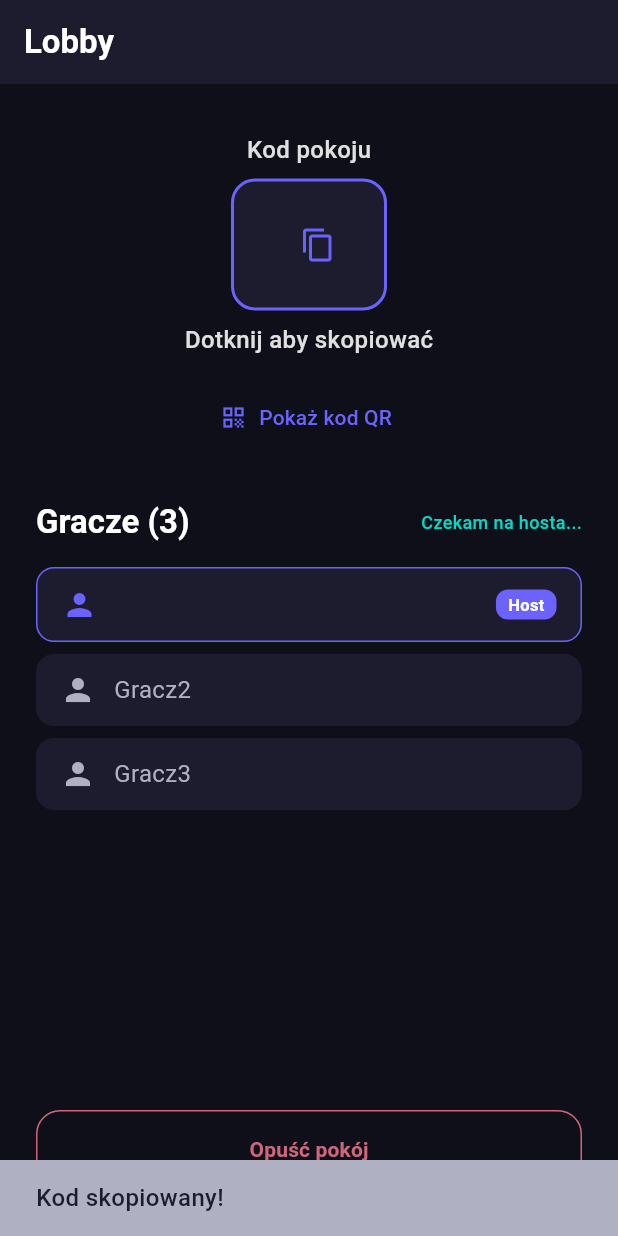
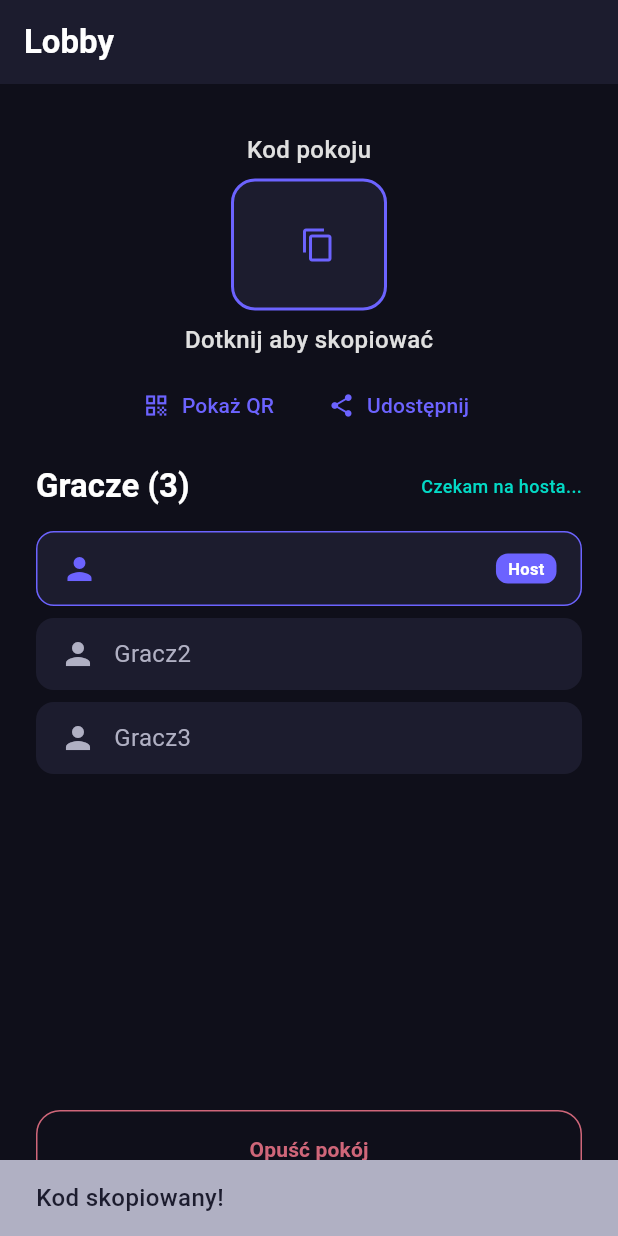
Before and after one commit to WCiovh/triviagame_flutter, a Flutter app: the LobbyScreen screen opened directly with empty values, after a tap on the "content copy" icon, on a phone screen of 412 x 824 dp. Run offline on Flutter 3.47's test engine with Material 3 defaults, Android fonts, the phone set to English and light mode, and no system bars; our stand-ins replace go_router, qr_flutter, share_plus.

Commit message:
feat: implementacja share kodu pokoju

```diff
--- a/lib/screens/room/lobby_screen.dart
+++ b/lib/screens/room/lobby_screen.dart
@@ -2,6 +2,7 @@
 import 'package:flutter/services.dart';
 import 'package:go_router/go_router.dart';
 import 'package:triviagame_flutter/widgets/qr_widget.dart';
+import 'package:share_plus/share_plus.dart';
 
 class LobbyScreen extends StatefulWidget {
   final String roomCode;
@@ -20,14 +21,12 @@
 }
 
 class _LobbyScreenState extends State<LobbyScreen> {
-  // Mockowane dane graczy
   final List<String> _players = [];
 
   @override
   void initState() {
     super.initState();
     _players.add(widget.nickname);
-    // Mockujemy dołączanie graczy po chwili
     Future.delayed(const Duration(seconds: 2), () {
       if (mounted) setState(() => _players.addAll(['Gracz2', 'Gracz3']));
     });
@@ -35,9 +34,17 @@
 
   void _copyCode() {
     Clipboard.setData(ClipboardData(text: widget.roomCode));
-    ScaffoldMessenger.of(
-      context,
-    ).showSnackBar(const SnackBar(content: Text('Kod skopiowany!')));
+    ScaffoldMessenger.of(context).showSnackBar(
+      const SnackBar(content: Text('Kod skopiowany!')),
+    );
+  }
+
+  void _shareCode() {
+    SharePlus.instance.share(
+      ShareParams(
+        text: 'Dołącz do mojego pokoju TriviaGame!\nKod: ${widget.roomCode}',
+      ),
+    );
   }
 
   void _startGame() {
@@ -103,13 +110,17 @@
                 'Dotknij aby skopiować',
                 style: Theme.of(context).textTheme.bodyMedium,
               ),
-              const SizedBox(height: 16),
+              const SizedBox(height: 8),
+              Row(
+                mainAxisAlignment: MainAxisAlignment.center,
+                children: [
                   TextButton.icon(
                     onPressed: () {
                       showDialog(
                         context: context,
                         builder: (_) => AlertDialog(
-                      backgroundColor: Theme.of(context).colorScheme.surface,
+                          backgroundColor:
+                              Theme.of(context).colorScheme.surface,
                           title: const Text(
                             'Kod QR pokoju',
                             textAlign: TextAlign.center,
@@ -125,7 +136,8 @@
                                   fontSize: 24,
                                   fontWeight: FontWeight.bold,
                                   letterSpacing: 8,
-                              color: Theme.of(context).colorScheme.primary,
+                                  color:
+                                      Theme.of(context).colorScheme.primary,
                                 ),
                               ),
                             ],
@@ -140,9 +152,17 @@
                       );
                     },
                     icon: const Icon(Icons.qr_code),
-                label: const Text('Pokaż kod QR'),
+                    label: const Text('Pokaż QR'),
                   ),
-              const SizedBox(height: 32),
+                  const SizedBox(width: 8),
+                  TextButton.icon(
+                    onPressed: _shareCode,
+                    icon: const Icon(Icons.share),
+                    label: const Text('Udostępnij'),
+                  ),
+                ],
+              ),
+              const SizedBox(height: 16),
               Row(
                 mainAxisAlignment: MainAxisAlignment.spaceBetween,
                 children: [
--- a/pubspec.yaml
+++ b/pubspec.yaml
@@ -36,6 +36,7 @@
   cupertino_icons: ^1.0.8
   go_router: ^17.2.2
   qr_flutter: ^4.1.0
+  share_plus: ^13.1.0
 
 dev_dependencies:
   flutter_test:
```
Also changed, not shown: pubspec.lock, 5 other files. Lines whose indentation alone changed are shown as unchanged.
